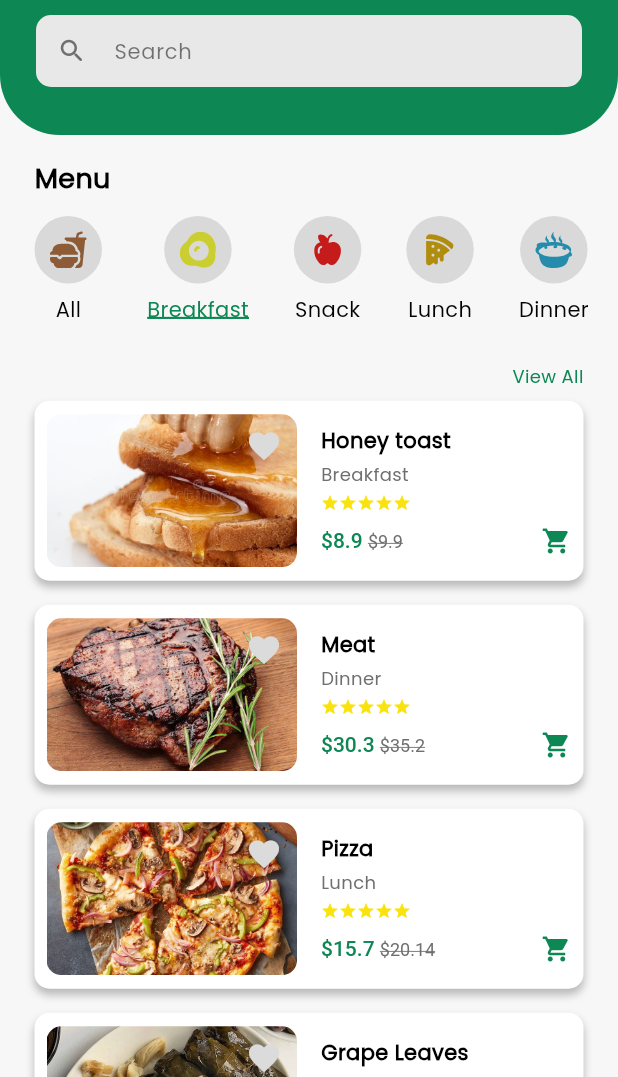
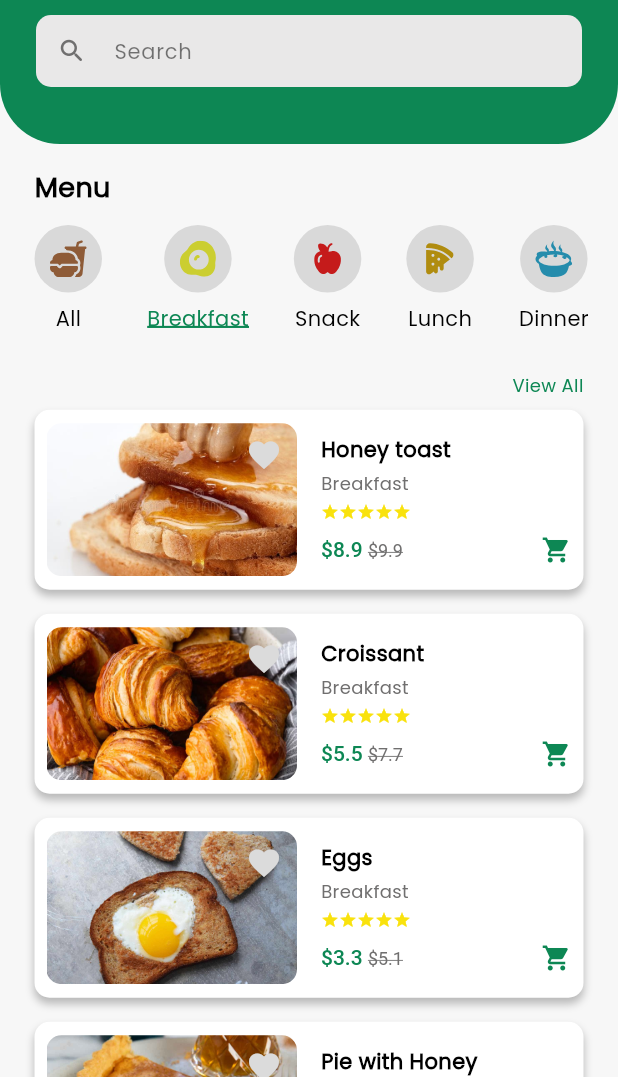
Before and after one commit to aliabdelnaby/iFood, a Flutter app: the HomeView screen opened by its route, after a tap on "Breakfast", on a phone screen of 412 x 824 dp, the part 159-1236 px from its top. Run offline on Flutter 3.47's test engine with Material 3 defaults, Android fonts, the phone set to English and light mode, and no system bars; our stand-ins replace flutter_svg, go_router.

Commit message:
Display product by user selection from menu

```diff
--- a/lib/core/utils/assets.dart
+++ b/lib/core/utils/assets.dart
@@ -22,8 +22,8 @@ class Assets {
   static const String imagesAll = "assets/images/all.svg";
 
   /// Assets for imagesApple
-  /// assets/images/apple.jpg
-  static const String imagesApple = "assets/images/apple.jpg";
+  /// assets/images/Apple.jpg
+  static const String imagesApple = "assets/images/Apple.jpg";
 
   /// Assets for imagesBreakFast
   /// assets/images/breakFast.svg
--- a/lib/features/home/data/data_source/all_products_list.dart
+++ b/lib/features/home/data/data_source/all_products_list.dart
@@ -1,26 +1,27 @@
+import 'package:ifood/core/utils/assets.dart';
 import 'package:ifood/features/home/data/models/product_model.dart';
 
 List<ProductModel> allProductsList = [
   ProductModel(
+    name: 'Meat',
+    category: 'Dinner',
+    image: Assets.imagesMeat,
+    description: '',
+    price: '\$30.3',
+    oldPrice: '\$35.2',
+  ),
+  ProductModel(
     name: 'Honey toast',
-    image: 'assets/images/Honeytoast.jpg',
+    image: Assets.imagesHoneytoast,
     price: '\$8.9',
     category: 'Breakfast',
     description: '',
     oldPrice: '\$9.9',
   ),
   ProductModel(
-    name: 'Meat',
-    category: 'Dinner',
-    image: 'assets/images/Meat.jpg',
-    description: '',
-    price: '\$30.3',
-    oldPrice: '\$35.2',
-  ),
-  ProductModel(
     name: 'Pizza',
     category: 'Lunch',
-    image: 'assets/images/Pizza.jpg',
+    image: Assets.imagesPizza,
     description: '',
     price: '\$15.7',
     oldPrice: '\$20.14',
@@ -28,7 +29,7 @@ List<ProductModel> allProductsList = [
   ProductModel(
     name: 'Grape Leaves',
     category: 'Lunch',
-    image: 'assets/images/GrapeLeaves.jpg',
+    image: Assets.imagesGrapeLeaves,
     description: '',
     price: '\$25.9',
     oldPrice: '\$26.1',
@@ -36,14 +37,14 @@ List<ProductModel> allProductsList = [
   ProductModel(
     name: 'Cupcake',
     category: 'Snack',
-    image: 'assets/images/Cupcake.jpg',
+    image: Assets.imagesCupcake,
     description: '',
     price: '\$9.1',
     oldPrice: '\$12.45',
   ),
   ProductModel(
     name: 'Croissant',
-    image: 'assets/images/Croissant.jpg',
+    image: Assets.imagesCroissant,
     price: '\$5.5',
     category: 'Breakfast',
     description: '',
@@ -51,7 +52,7 @@ List<ProductModel> allProductsList = [
   ),
   ProductModel(
     name: 'Eggs',
-    image: 'assets/images/Eggs.jpg',
+    image: Assets.imagesEggs,
     price: '\$3.3',
     category: 'Breakfast',
     description: '',
@@ -60,7 +61,7 @@ List<ProductModel> allProductsList = [
   ProductModel(
     name: 'Shawarma',
     category: 'Dinner',
-    image: 'assets/images/Shawarma.jpg',
+    image: Assets.imagesShawarma,
     description: '',
     price: '\$15.8',
     oldPrice: '\$20.4',
@@ -68,7 +69,7 @@ List<ProductModel> allProductsList = [
   ProductModel(
     name: 'Pasta',
     category: 'Dinner',
-    image: 'assets/images/Pasta.jpg',
+    image: Assets.imagesPasta,
     description: '',
     price: '\$26.4',
     oldPrice: '\$28.6',
@@ -76,7 +77,7 @@ List<ProductModel> allProductsList = [
   ProductModel(
     name: 'Humburger',
     category: 'Lunch',
-    image: 'assets/images/Humburger.jpg',
+    image: Assets.imagesHumburger,
     description: '',
     price: '\$20.2',
     oldPrice: '\$24.5',
@@ -84,7 +85,7 @@ List<ProductModel> allProductsList = [
   ProductModel(
     name: 'Fish',
     category: 'Lunch',
-    image: 'assets/images/Fish.jpg',
+    image: Assets.imagesFish,
     description: '',
     price: '\$17.5',
     oldPrice: '\$19.99',
@@ -92,7 +93,7 @@ List<ProductModel> allProductsList = [
   ProductModel(
     name: 'Cookies',
     category: 'Snack',
-    image: 'assets/images/Cookies.jpg',
+    image: Assets.imagesCookies,
     description: '',
     price: '\$5.9',
     oldPrice: '\$8.8',
@@ -100,14 +101,14 @@ List<ProductModel> allProductsList = [
   ProductModel(
     name: 'Donuts',
     category: 'Snack',
-    image: 'assets/images/Donuts.jpg',
+    image: Assets.imagesDonuts,
     description: '',
     price: '\$6.4',
     oldPrice: '\$8.2',
   ),
   ProductModel(
     name: 'Pie with Honey',
-    image: 'assets/images/PiewithHoney.jpg',
+    image: Assets.imagesPiewithHoney,
     price: '\$7.1',
     category: 'Breakfast',
     description: '',
@@ -116,7 +117,7 @@ List<ProductModel> allProductsList = [
   ProductModel(
     name: 'Fried Chicken',
     category: 'Dinner',
-    image: 'assets/images/FriedChicken.jpg',
+    image: Assets.imagesFriedChicken,
     description: '',
     price: '\$29.2',
     oldPrice: '\$31.8',
@@ -124,7 +125,7 @@ List<ProductModel> allProductsList = [
   ProductModel(
     name: 'Apple',
     category: 'Snack',
-    image: 'assets/images/apple.jpg',
+    image: Assets.imagesApple,
     description: '',
     price: '\$2.5',
     oldPrice: '\$3.00',
--- a/lib/features/home/data/data_source/breakfast_list.dart
+++ b/lib/features/home/data/data_source/breakfast_list.dart
@@ -1,9 +1,10 @@
+import 'package:ifood/core/utils/assets.dart';
 import 'package:ifood/features/home/data/models/product_model.dart';
 
 List<ProductModel> breakfastList = [
   ProductModel(
     name: 'Honey toast',
-    image: 'assets/images/Honeytoast.jpg',
+    image: Assets.imagesHoneytoast,
     price: '\$8.9',
     category: 'Breakfast',
     description: '',
@@ -11,7 +12,7 @@ List<ProductModel> breakfastList = [
   ),
   ProductModel(
     name: 'Croissant',
-    image: 'assets/images/Croissant.jpg',
+    image: Assets.imagesCroissant,
     price: '\$5.5',
     category: 'Breakfast',
     description: '',
@@ -19,7 +20,7 @@ List<ProductModel> breakfastList = [
   ),
   ProductModel(
     name: 'Eggs',
-    image: 'assets/images/Eggs.jpg',
+    image: Assets.imagesEggs,
     price: '\$3.3',
     category: 'Breakfast',
     description: '',
@@ -27,7 +28,7 @@ List<ProductModel> breakfastList = [
   ),
   ProductModel(
     name: 'Pie with Honey',
-    image: 'assets/images/PiewithHoney.jpg',
+    image: Assets.imagesPiewithHoney,
     price: '\$7.1',
     category: 'Breakfast',
     description: '',
--- a/lib/features/home/data/data_source/dinner_list.dart
+++ b/lib/features/home/data/data_source/dinner_list.dart
@@ -1,10 +1,11 @@
+import 'package:ifood/core/utils/assets.dart';
 import 'package:ifood/features/home/data/models/product_model.dart';
 
 List<ProductModel> dinnerList = [
   ProductModel(
     name: 'Meat',
     category: 'Dinner',
-    image: 'assets/images/Meat.jpg',
+    image: Assets.imagesMeat,
     description: '',
     price: '\$30.3',
     oldPrice: '\$35.2',
@@ -12,7 +13,7 @@ List<ProductModel> dinnerList = [
   ProductModel(
     name: 'Shawarma',
     category: 'Dinner',
-    image: 'assets/images/Shawarma.jpg',
+    image: Assets.imagesShawarma,
     description: '',
     price: '\$15.8',
     oldPrice: '\$20.4',
@@ -20,7 +21,7 @@ List<ProductModel> dinnerList = [
   ProductModel(
     name: 'Pasta',
     category: 'Dinner',
-    image: 'assets/images/Pasta.jpg',
+    image: Assets.imagesPasta,
     description: '',
     price: '\$26.4',
     oldPrice: '\$28.6',
@@ -28,7 +29,7 @@ List<ProductModel> dinnerList = [
   ProductModel(
     name: 'Fried Chicken',
     category: 'Dinner',
-    image: 'assets/images/FriedChicken.jpg',
+    image: Assets.imagesFriedChicken,
     description: '',
     price: '\$29.2',
     oldPrice: '\$31.8',
--- a/lib/features/home/data/data_source/lunch_list.dart
+++ b/lib/features/home/data/data_source/lunch_list.dart
@@ -1,10 +1,11 @@
+import 'package:ifood/core/utils/assets.dart';
 import 'package:ifood/features/home/data/models/product_model.dart';
 
 List<ProductModel> lunchList = [
   ProductModel(
     name: 'Pizza',
     category: 'Lunch',
-    image: 'assets/images/Pizza.jpg',
+    image: Assets.imagesPizza,
     description: '',
     price: '\$15.7',
     oldPrice: '\$20.14',
@@ -12,7 +13,7 @@ List<ProductModel> lunchList = [
   ProductModel(
     name: 'Grape Leaves',
     category: 'Lunch',
-    image: 'assets/images/GrapeLeaves.jpg',
+    image: Assets.imagesGrapeLeaves,
     description: '',
     price: '\$25.9',
     oldPrice: '\$26.1',
@@ -20,7 +21,7 @@ List<ProductModel> lunchList = [
   ProductModel(
     name: 'Humburger',
     category: 'Lunch',
-    image: 'assets/images/Humburger.jpg',
+    image:Assets.imagesHumburger,
     description: '',
     price: '\$20.2',
     oldPrice: '\$24.5',
@@ -28,7 +29,7 @@ List<ProductModel> lunchList = [
   ProductModel(
     name: 'Fish',
     category: 'Lunch',
-    image: 'assets/images/Fish.jpg',
+    image: Assets.imagesFish,
     description: '',
     price: '\$17.5',
     oldPrice: '\$19.99',
--- a/lib/features/home/data/data_source/menu_items_list.dart
+++ b/lib/features/home/data/data_source/menu_items_list.dart
@@ -1,24 +1,25 @@
+import 'package:ifood/core/utils/assets.dart';
 import 'package:ifood/features/home/data/models/menu_model.dart';
 
 List<MenuModel> menuListItems = [
   MenuModel(
     name: 'All',
-    image: 'assets/images/all.svg',
+    image: Assets.imagesAll,
   ),
   MenuModel(
     name: 'Breakfast',
-    image: 'assets/images/breakFast.svg',
+    image: Assets.imagesBreakFast,
   ),
   MenuModel(
     name: 'Snack',
-    image: 'assets/images/snack.svg',
+    image: Assets.imagesSnack,
   ),
   MenuModel(
     name: 'Lunch',
-    image: 'assets/images/lunch.svg',
+    image: Assets.imagesLunch,
   ),
   MenuModel(
     name: 'Dinner',
-    image: 'assets/images/dinner.svg',
+    image: Assets.imagesDinner,
   ),
 ];
--- a/lib/features/home/data/data_source/snacks_list.dart
+++ b/lib/features/home/data/data_source/snacks_list.dart
@@ -1,10 +1,11 @@
+import 'package:ifood/core/utils/assets.dart';
 import 'package:ifood/features/home/data/models/product_model.dart';
 
 List<ProductModel> snacksList = [
   ProductModel(
     name: 'Cupcake',
     category: 'Snack',
-    image: 'assets/images/Cupcake.jpg',
+    image: Assets.imagesCupcake,
     description: '',
     price: '\$9.1',
     oldPrice: '\$12.45',
@@ -12,7 +13,7 @@ List<ProductModel> snacksList = [
   ProductModel(
     name: 'Cookies',
     category: 'Snack',
-    image: 'assets/images/Cookies.jpg',
+    image: Assets.imagesCookies,
     description: '',
     price: '\$5.9',
     oldPrice: '\$8.8',
@@ -20,7 +21,7 @@ List<ProductModel> snacksList = [
   ProductModel(
     name: 'Donuts',
     category: 'Snack',
-    image: 'assets/images/Donuts.jpg',
+    image: Assets.imagesDonuts,
     description: '',
     price: '\$6.4',
     oldPrice: '\$8.2',
@@ -28,7 +29,7 @@ List<ProductModel> snacksList = [
   ProductModel(
     name: 'Apple',
     category: 'Snack',
-    image: 'assets/images/Apple.jpg',
+    image: Assets.imagesApple,
     description: '',
     price: '\$2.5',
     oldPrice: '\$3.00',
--- a/lib/features/home/presentation/view/home_view.dart
+++ b/lib/features/home/presentation/view/home_view.dart
@@ -16,9 +16,10 @@ class HomeView extends StatelessWidget {
         body: Column(
           crossAxisAlignment: CrossAxisAlignment.start,
           children: [
-            CustomAppBarSection(username: username),
+            Expanded(flex: 1, child: CustomAppBarSection(username: username)),
             const SizedBox(height: 16),
             const Expanded(
+              flex: 3,
               child: HomeViewBody(),
             ),
           ],
--- a/lib/features/home/presentation/widget/home_view_body.dart
+++ b/lib/features/home/presentation/widget/home_view_body.dart
@@ -3,6 +3,11 @@ import 'package:ifood/core/utils/app_colors.dart';
 import 'package:ifood/core/utils/app_text_styles.dart';
 import 'package:ifood/features/home/data/data_source/all_products_list.dart';
 import 'package:ifood/features/home/data/data_source/menu_items_list.dart';
+import 'package:ifood/features/home/data/data_source/breakfast_list.dart';
+import 'package:ifood/features/home/data/data_source/lunch_list.dart';
+import 'package:ifood/features/home/data/data_source/dinner_list.dart';
+import 'package:ifood/features/home/data/data_source/snacks_list.dart';
+import 'package:ifood/features/home/data/models/product_model.dart';
 import 'package:ifood/features/home/presentation/widget/home_product_item.dart';
 import 'package:ifood/features/home/presentation/widget/menu_item.dart';
 import 'package:ifood/features/home/presentation/widget/view_all_widget.dart';
@@ -16,10 +21,20 @@ class HomeViewBody extends StatefulWidget {
 
 class _HomeViewBodyState extends State<HomeViewBody> {
   int _selectedIndex = 0;
+  List<ProductModel> _selectedProductList = allProductsList;
+
+  final List<List<ProductModel>> _productLists = [
+    allProductsList,
+    breakfastList,
+    snacksList,
+    lunchList,
+    dinnerList,
+  ];
 
   void _onMenuItemTap(int index) {
     setState(() {
       _selectedIndex = index;
+      _selectedProductList = _productLists[index];
     });
   }
 
@@ -64,9 +79,9 @@ class _HomeViewBodyState extends State<HomeViewBody> {
         const ViewAllWidget(),
         Expanded(
           child: ListView.builder(
-            itemCount: allProductsList.length,
+            itemCount: _selectedProductList.length,
             itemBuilder: (context, index) {
-              return HomeProductItem(product: allProductsList[index]);
+              return HomeProductItem(product: _selectedProductList[index]);
             },
           ),
         ),
```
